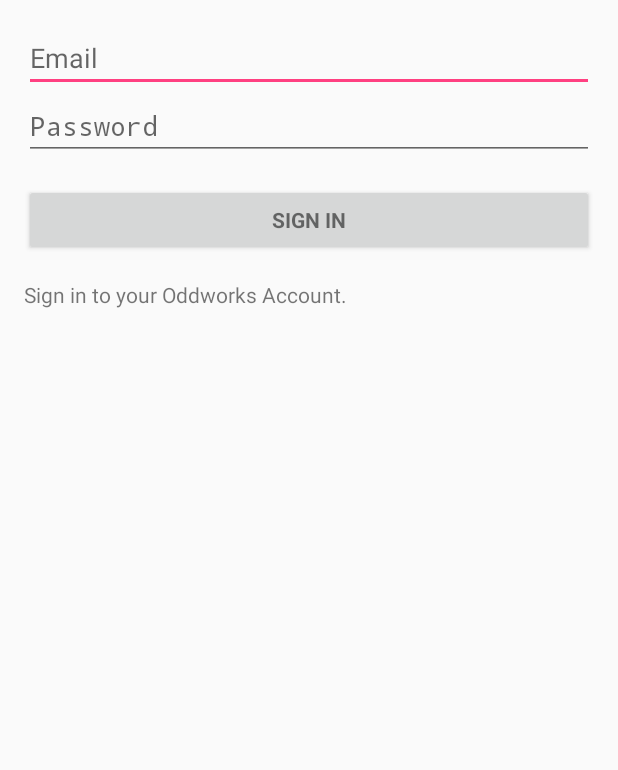
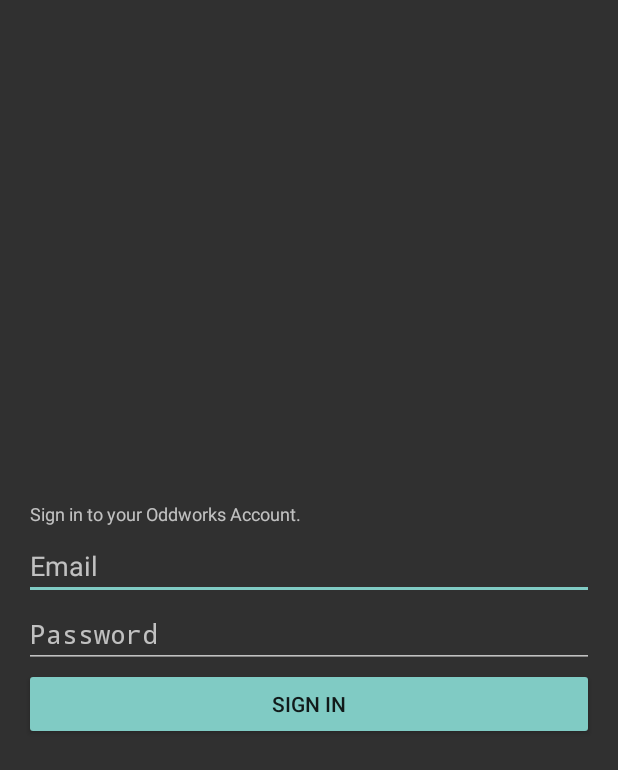
Before and after one commit to saakaifoundry/oddworks-android-sdk, an Android app: the OddAuthenticationActivity screen opened directly, with no data from a screen before it, on a phone screen of 412 x 824 dp. Shown: the top 770 px of the screen. Run offline under Robolectric (Android 15) with nearby library versions, the phone set to English and light mode, and no system bars; libraries missing offline, so code that uses them is left out: rx.android.schedulers, rx.schedulers.

Commit message:
Updates OddAuthenticationActivity styles

```diff
--- a/device-sdk/build.gradle
+++ b/device-sdk/build.gradle
@@ -72,12 +72,12 @@
 
 
 android {
-    compileSdkVersion 24
+    compileSdkVersion 25
     buildToolsVersion "24.0.3"
 
     defaultConfig {
         minSdkVersion 16
-        targetSdkVersion 24
+        targetSdkVersion 25
         versionCode 3
         versionName libraryVersion
         testInstrumentationRunner "android.support.test.runner.AndroidJUnitRunner"
@@ -97,11 +97,14 @@
     }
 }
 
+def android_support_version = "25.0.1"
+
 dependencies {
     compile fileTree(include: ['*.jar'], dir: 'libs')
 
+    compile "com.android.support:appcompat-v7:$android_support_version"
     compile 'com.squareup.okhttp:okhttp:2.7.5'
-    compile 'com.android.support:support-annotations:25.0.0'
+    compile "com.android.support:support-annotations:$android_support_version"
     compile "io.reactivex:rxandroid:1.2.1"
     compile "org.jetbrains.kotlin:kotlin-stdlib:$kotlin_version"
 
--- a/device-sdk/src/main/AndroidManifest.xml
+++ b/device-sdk/src/main/AndroidManifest.xml
@@ -8,8 +8,7 @@
 
     <application
         android:allowBackup="true"
-        android:label="@string/app_name"
-        android:theme="@style/AppTheme">
+        android:label="@string/app_name">
     </application>
 
 </manifest>
--- a/device-sdk/src/main/java/io/oddworks/device/authentication/OddAuthenticationActivity.kt
+++ b/device-sdk/src/main/java/io/oddworks/device/authentication/OddAuthenticationActivity.kt
@@ -8,6 +8,9 @@
 import android.util.Log
 import android.widget.TextView
 import android.widget.Toast
+import android.view.View
+import android.view.inputmethod.EditorInfo
+import android.widget.EditText
 import io.oddworks.device.R
 import io.oddworks.device.exception.BadResponseCodeException
 import io.oddworks.device.model.OddViewer
@@ -23,7 +26,7 @@
 
     override fun onCreate(savedInstanceState: Bundle?) {
         super.onCreate(savedInstanceState)
-
+        setTheme(R.style.OddAuthenticationTheme)
         setContentView(R.layout.activity_odd_authentication)
         accountManager = AccountManager.get(baseContext)
 
@@ -31,18 +34,23 @@
         authTokenType = intent.getStringExtra(ARG_AUTH_TYPE) ?: OddAuthenticator.AUTH_TOKEN_TYPE_ODDWORKS_DEVICE
 
         if (accountEmail != null) {
-            (findViewById(R.id.account_email) as TextView).text = accountEmail
+            (findViewById(R.id.odd_authentication_email) as TextView).text = accountEmail
         }
-
-        findViewById(R.id.email_sign_in_button).setOnClickListener {
-            submit()
+        (findViewById(R.id.odd_authentication_password) as EditText).setOnEditorActionListener { textView, actionId, keyEvent ->
+            if (actionId == R.id.odd_authentication_sign_in || actionId == EditorInfo.IME_ACTION_UNSPECIFIED) {
+                submit(textView)
+                return@setOnEditorActionListener true
+            }
+            false
         }
     }
 
-    private fun submit() {
-        val email = (findViewById(R.id.account_email) as TextView).text.toString()
-        val password = (findViewById(R.id.account_password) as TextView).text.toString()
+    fun submit(view: View) {
+        val email = (findViewById(R.id.odd_authentication_email) as TextView).text.toString()
+        val password = (findViewById(R.id.odd_authentication_password) as TextView).text.toString()
         val accountType = intent.getStringExtra(ARG_ACCOUNT_TYPE)
+
+        showProgress()
 
         RxOddCall
                 .observableFrom<OddViewer> {
@@ -79,7 +87,24 @@
                         }
                     }
                     Toast.makeText(baseContext, message, Toast.LENGTH_SHORT).show()
+                    hideProgress()
                 })
+    }
+
+    private fun showProgress() {
+        val button = findViewById(R.id.odd_authentication_button)
+        val progress = findViewById(R.id.odd_authentication_progress)
+
+        button.visibility = View.GONE
+        progress.visibility = View.VISIBLE
+    }
+
+    private fun hideProgress() {
+        val button = findViewById(R.id.odd_authentication_button)
+        val progress = findViewById(R.id.odd_authentication_progress)
+
+        button.visibility = View.VISIBLE
+        progress.visibility = View.GONE
     }
 
     private fun finishLogin(accountType: String, viewer: OddViewer) {
--- a/device-sdk/src/main/res/layout/activity_odd_authentication.xml
+++ b/device-sdk/src/main/res/layout/activity_odd_authentication.xml
@@ -1,70 +1,29 @@
 <LinearLayout xmlns:android="http://schemas.android.com/apk/res/android"
               xmlns:tools="http://schemas.android.com/tools"
-              android:layout_width="match_parent"
-              android:layout_height="match_parent"
-              android:gravity="center_horizontal"
-              android:orientation="vertical"
-              android:paddingBottom="@dimen/activity_vertical_margin"
-              android:paddingLeft="@dimen/activity_horizontal_margin"
-              android:paddingRight="@dimen/activity_horizontal_margin"
-              android:paddingTop="@dimen/activity_vertical_margin"
+              android:id="@+id/activity_odd_authentication"
+              style="@style/OddAuthenticationTheme.LinearLayout"
               tools:context="io.oddworks.device.authentication.OddAuthenticationActivity">
+    <TextView
+        android:id="@+id/odd_authentication_message"
+        style="@style/OddAuthenticationTheme.MessageTextView"/>
 
-    <!-- Login progress -->
+    <EditText
+        android:id="@+id/odd_authentication_email"
+        style="@style/OddAuthenticationTheme.EmailEditText"/>
+
+    <EditText
+        android:id="@+id/odd_authentication_password"
+        android:imeActionId="@+id/odd_authentication_sign_in"
+        android:imeOptions="actionUnspecified"
+        style="@style/OddAuthenticationTheme.PasswordEditText"/>
+
+    <Button
+        android:onClick="submit"
+        android:id="@+id/odd_authentication_button"
+        style="@style/OddAuthenticationTheme.Button"/>
+
     <ProgressBar
-        android:id="@+id/login_progress"
-        style="?android:attr/progressBarStyleLarge"
-        android:layout_width="wrap_content"
-        android:layout_height="wrap_content"
-        android:layout_marginBottom="8dp"
-        android:visibility="gone"
+        android:id="@+id/odd_authentication_progress"
+        style="@style/OddAuthenticationTheme.ProgressBar"
         tools:visibility="visible"/>
-
-    <ScrollView
-        android:id="@+id/login_form"
-        android:layout_width="match_parent"
-        android:layout_height="match_parent">
-
-        <LinearLayout
-            android:id="@+id/email_login_form"
-            android:layout_width="match_parent"
-            android:layout_height="wrap_content"
-            android:orientation="vertical">
-
-            <EditText
-                android:id="@+id/account_email"
-                android:layout_width="match_parent"
-                android:layout_height="wrap_content"
-                android:hint="@string/prompt_email"
-                android:inputType="textEmailAddress"
-                android:maxLines="1"/>
-
-            <EditText
-                android:id="@+id/account_password"
-                android:layout_width="match_parent"
-                android:layout_height="wrap_content"
-                android:hint="@string/prompt_password"
-                android:imeActionId="@+id/login"
-                android:imeActionLabel="@string/action_sign_in_short"
-                android:imeOptions="actionUnspecified"
-                android:inputType="textPassword"
-                android:maxLines="1"/>
-
-            <Button
-                android:id="@+id/email_sign_in_button"
-                style="?android:textAppearanceSmall"
-                android:layout_width="match_parent"
-                android:layout_height="wrap_content"
-                android:layout_marginTop="16dp"
-                android:text="@string/action_sign_in"
-                android:textStyle="bold"/>
-
-            <TextView
-                android:id="@+id/account_message"
-                android:layout_width="match_parent"
-                android:layout_height="wrap_content"
-                android:layout_marginTop="16dp"
-                android:text="@string/account_message"/>
-        </LinearLayout>
-    </ScrollView>
 </LinearLayout>
--- a/device-sdk/src/main/res/values/dimens.xml
+++ b/device-sdk/src/main/res/values/dimens.xml
@@ -1,5 +1,6 @@
 <resources>
     <!-- Default screen margins, per the Android Design guidelines. -->
-    <dimen name="activity_horizontal_margin">16dp</dimen>
-    <dimen name="activity_vertical_margin">16dp</dimen>
+    <dimen name="odd_authentication_activity_horizontal_margin">16dp</dimen>
+    <dimen name="odd_authenticaiton_activity_vertical_margin">16dp</dimen>
+    <dimen name="odd_authentication_text_padding">4dp</dimen>
 </resources>
--- a/device-sdk/src/main/res/values/styles.xml
+++ b/device-sdk/src/main/res/values/styles.xml
@@ -1,6 +1,51 @@
 <?xml version="1.0" encoding="utf-8"?>
 <resources>
     <!-- Base application theme. -->
-    <style name="AppTheme" parent="@android:style/Theme.DeviceDefault">
+    <style name="OddAuthenticationTheme" parent="@style/Theme.AppCompat.NoActionBar">
+    </style>
+    <style name="OddAuthenticationTheme.LinearLayout" parent="OddAuthenticationTheme">
+        <item name="android:paddingLeft">16dp</item>
+        <item name="android:paddingRight">16dp</item>
+        <item name="android:paddingTop">16dp</item>
+        <item name="android:paddingBottom">16dp</item>
+        <item name="android:layout_width">match_parent</item>
+        <item name="android:layout_height">match_parent</item>
+        <item name="android:gravity">center</item>
+        <item name="android:orientation">vertical</item>
+    </style>
+    <style name="OddAuthenticationTheme.MessageTextView" parent="OddAuthenticationTheme">
+        <item name="android:textAppearance">@style/TextAppearance.AppCompat.Caption</item>
+        <item name="android:layout_width">match_parent</item>
+        <item name="android:layout_height">wrap_content</item>
+        <item name="android:padding">4dp</item>
+        <item name="android:text">@string/account_message</item>
+    </style>
+    <style name="OddAuthenticationTheme.EditText" parent="@style/Widget.AppCompat.EditText">
+    </style>
+    <style name="OddAuthenticationTheme.EmailEditText" parent="OddAuthenticationTheme.EditText">
+        <item name="android:layout_width">match_parent</item>
+        <item name="android:layout_height">wrap_content</item>
+        <item name="android:hint">@string/prompt_email</item>
+        <item name="android:inputType">textEmailAddress</item>
+        <item name="android:maxLines">1</item>
+    </style>
+    <style name="OddAuthenticationTheme.PasswordEditText" parent="OddAuthenticationTheme.EditText">
+        <item name="android:layout_width">match_parent</item>
+        <item name="android:layout_height">wrap_content</item>
+        <item name="android:hint">@string/prompt_password</item>
+        <item name="android:imeActionLabel">@string/action_sign_in_short</item>
+        <item name="android:inputType">textPassword</item>
+        <item name="android:maxLines">1</item>
+    </style>
+    <style name="OddAuthenticationTheme.Button" parent="@style/Widget.AppCompat.Button.Colored">
+        <item name="android:text">@string/action_sign_in</item>
+        <item name="android:layout_width">match_parent</item>
+        <item name="android:layout_height">wrap_content</item>
+    </style>
+    <style name="OddAuthenticationTheme.ProgressBar" parent="@style/Widget.AppCompat.ProgressBar">
+        <item name="android:layout_gravity">center_horizontal</item>
+        <item name="android:layout_width">wrap_content</item>
+        <item name="android:layout_height">wrap_content</item>
+        <item name="android:visibility">gone</item>
     </style>
 </resources>
--- a/oddsample/build.gradle
+++ b/oddsample/build.gradle
@@ -31,7 +31,8 @@
     androidTestCompile('com.android.support.test.espresso:espresso-core:2.2.2', {
         exclude group: 'com.android.support', module: 'support-annotations'
     })
-    compile 'com.android.support:appcompat-v7:25.0.0'
+    compile 'com.android.support:appcompat-v7:25.0.1'
+
     compile "org.jetbrains.kotlin:kotlin-stdlib:$kotlin_version"
     testCompile 'junit:junit:4.12'
 
--- a/oddsample/src/main/res/layout/activity_main.xml
+++ b/oddsample/src/main/res/layout/activity_main.xml
@@ -5,10 +5,7 @@
     android:id="@+id/activity_main"
     android:layout_width="match_parent"
     android:layout_height="match_parent"
-    android:paddingBottom="@dimen/activity_vertical_margin"
-    android:paddingLeft="@dimen/activity_horizontal_margin"
-    android:paddingRight="@dimen/activity_horizontal_margin"
-    android:paddingTop="@dimen/activity_vertical_margin"
+    android:padding="16dp"
     tools:context="io.oddworks.oddsample.MainActivity">
 
     <TextView
```
